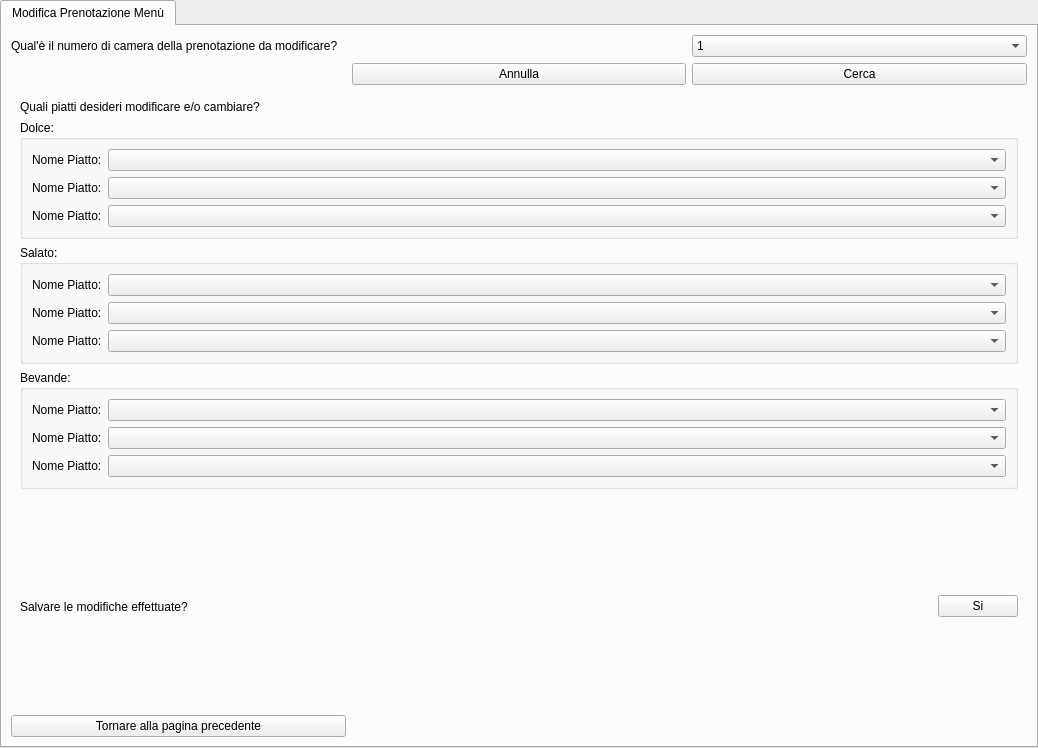
This is ui/Cameriere/GestisciCucina/ModificaPrenotazioneColazioneInCamera.ui in mdoraz/Hotel as Qt 5 draws it before an edit. The edited form follows.
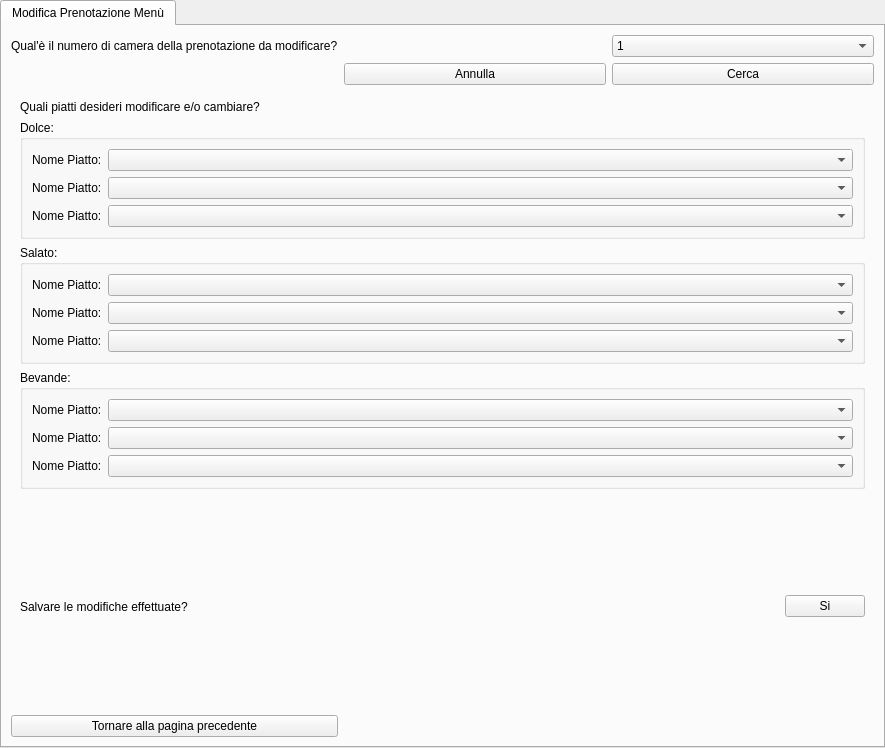
This is the edited form.

```diff
--- a/ui/Cameriere/GestisciCucina/ModificaPrenotazioneColazioneInCamera.ui
+++ b/ui/Cameriere/GestisciCucina/ModificaPrenotazioneColazioneInCamera.ui
@@ -6,7 +6,7 @@
    <rect>
     <x>0</x>
     <y>0</y>
-    <width>1038</width>
+    <width>885</width>
     <height>748</height>
    </rect>
   </property>
```
Left out of the diff: 16 changed lines with no effect on the pictures.
